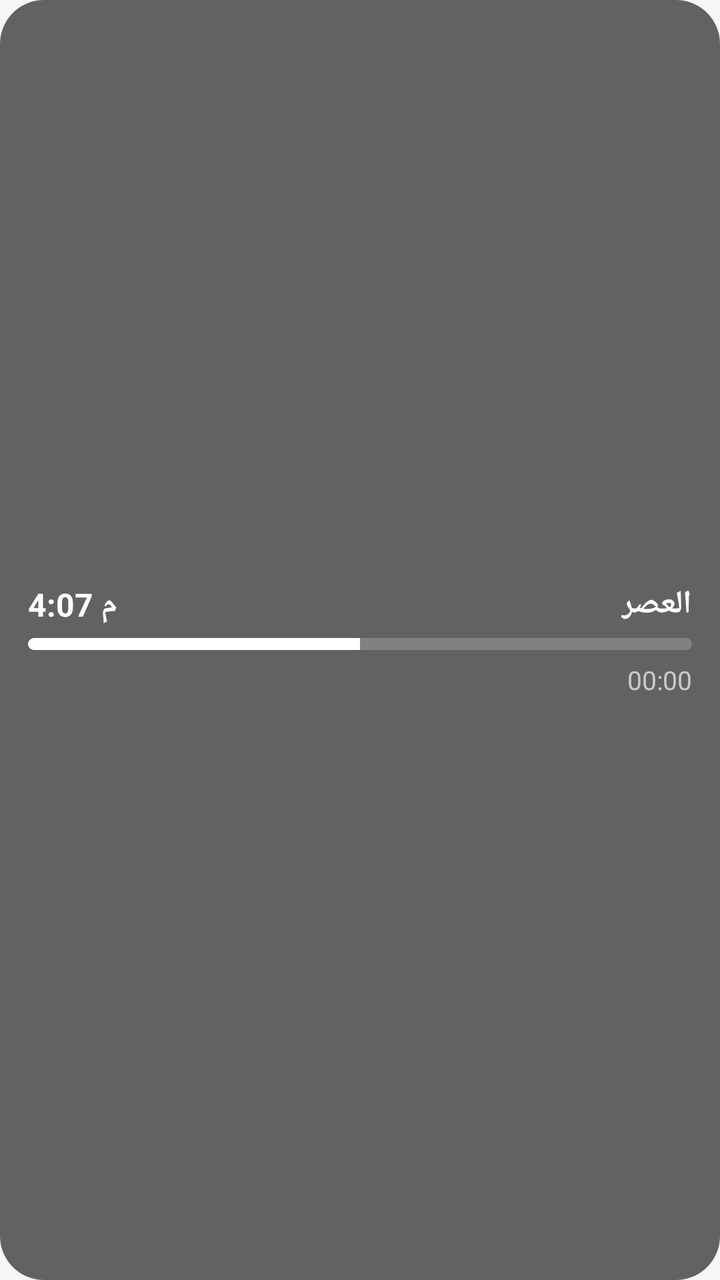
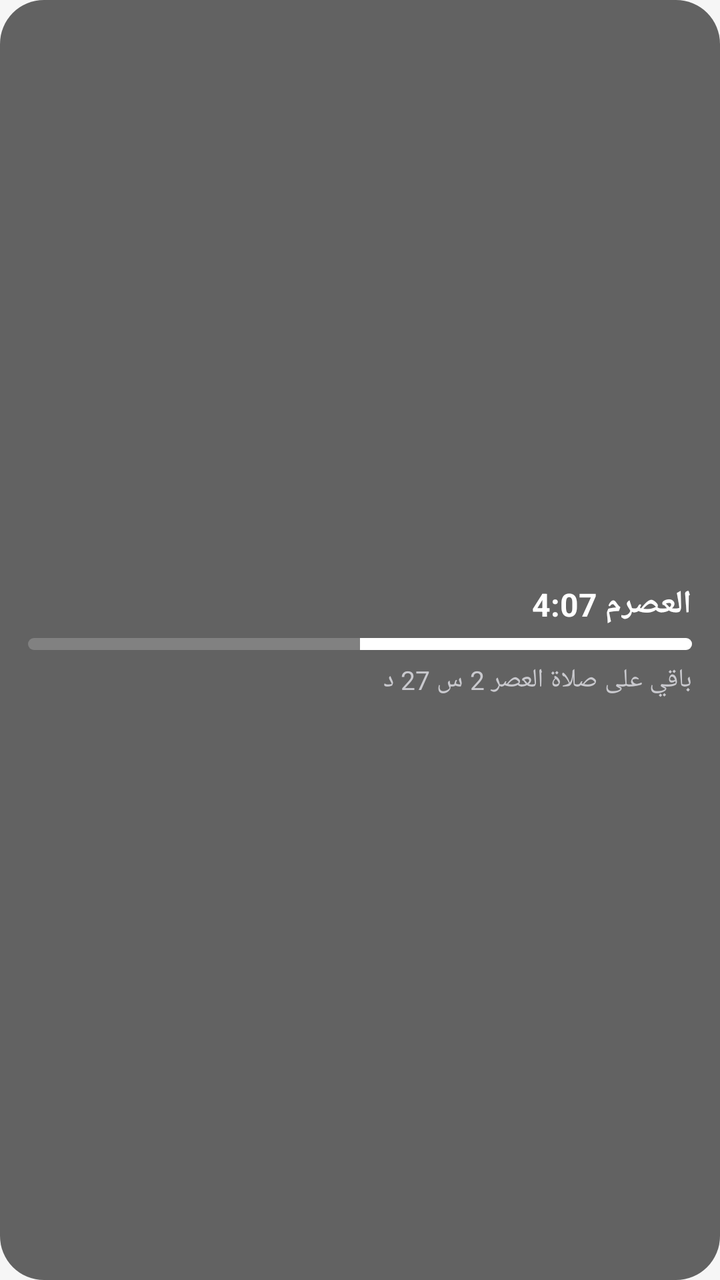

The first picture is an Android layout as it rendered before a commit; the second is the same layout after the commit. The layout source and the unified diff follow.
<!-- AndroidManifest.xml: application theme Theme.MyApplication -->
<!-- res/layout/facewidget_prayer.xml -->
<?xml version="1.0" encoding="utf-8"?>
<LinearLayout xmlns:android="http://schemas.android.com/apk/res/android"
    android:gravity="center_vertical"
    android:orientation="vertical"
    android:id="@+id/facewidget_root"
    android:background="@drawable/facewidget_bg"
    android:padding="14dp"
    android:layout_width="match_parent"
    android:layout_height="wrap_content"
    android:layoutDirection="rtl">
    <LinearLayout
        android:orientation="horizontal"
        android:layout_width="match_parent"
        android:layout_height="wrap_content">
        <TextView
            android:textSize="16sp"
            android:textStyle="bold"
            android:textColor="#ffffffff"
            android:id="@+id/facewidget_prayer_name"
            android:layout_width="wrap_content"
            android:layout_height="wrap_content"
            android:text="العصر"
            android:textDirection="locale"/>
        <TextView
            android:textSize="16sp"
            android:textStyle="bold"
            android:textColor="#ffffffff"
            android:gravity="left"
            android:id="@+id/facewidget_prayer_time"
            android:layout_width="0dp"
            android:layout_height="wrap_content"
            android:text="4:07 م"
            android:layout_weight="1"
            android:textDirection="locale"/>
    </LinearLayout>
    <ProgressBar
        android:id="@+id/facewidget_progress"
        android:layout_width="match_parent"
        android:layout_height="6dp"
        android:layout_marginTop="6dp"
        android:max="100"
        android:progress="50"
        android:progressDrawable="@drawable/widget_progress_white"
        android:layoutDirection="ltr"
        style="?android:attr/progressBarStyleHorizontal"/>
    <Chronometer
        android:textSize="13sp"
        android:textColor="#ffc9c9ce"
        android:gravity="right"
        android:id="@+id/facewidget_remaining"
        android:layout_width="match_parent"
        android:layout_height="wrap_content"
        android:layout_marginTop="6dp"
        android:text="باقي على صلاة العصر 2 س 27 د"
        android:textDirection="locale"/>
</LinearLayout>
<!-- resources referenced by this layout -->
<resources>
  <!-- drawable facewidget_bg (drawable) -->
  <?xml version="1.0" encoding="utf-8"?>
  <shape xmlns:android="http://schemas.android.com/apk/res/android" android:shape="rectangle">
      <corners android:radius="22dp" />
      <solid android:color="#99010101" />
  </shape>
  <!-- drawable widget_progress_white (drawable) -->
  <?xml version="1.0" encoding="utf-8"?>
  <layer-list xmlns:android="http://schemas.android.com/apk/res/android">
      <item android:id="@android:id/background">
          <shape android:shape="rectangle">
              <corners android:radius="8dp" />
              <solid android:color="#33FFFFFF" />
          </shape>
      </item>
      <item android:id="@android:id/progress">
          <clip>
              <shape android:shape="rectangle">
                  <corners android:radius="8dp" />
                  <solid android:color="#FFFFFFFF" />
              </shape>
          </clip>
      </item>
  </layer-list>
  <style name="Theme.MyApplication" parent="@android:style/Theme.DeviceDefault.NoActionBar">
          <item name="android:windowBackground">@color/splash_bg</item>
      </style>
  <color name="splash_bg">#FFF6F6F6</color>
</resources>

<!-- the commit's change to res/layout/facewidget_prayer.xml (unified diff, before → after) -->
@@ -1,56 +1,58 @@
 <?xml version="1.0" encoding="utf-8"?>
 <LinearLayout xmlns:android="http://schemas.android.com/apk/res/android"
-    android:gravity="center_vertical"
-    android:orientation="vertical"
     android:id="@+id/facewidget_root"
-    android:background="@drawable/facewidget_bg"
-    android:padding="14dp"
     android:layout_width="match_parent"
     android:layout_height="wrap_content"
-    android:layoutDirection="rtl">
+    android:orientation="vertical"
+    android:gravity="center_vertical"
+    android:padding="14dp"
+    android:layoutDirection="rtl"
+    android:background="@drawable/facewidget_bg">
+
     <LinearLayout
-        android:orientation="horizontal"
         android:layout_width="match_parent"
-        android:layout_height="wrap_content">
+        android:layout_height="wrap_content"
+        android:orientation="horizontal">
         <TextView
-            android:textSize="16sp"
-            android:textStyle="bold"
-            android:textColor="#ffffffff"
             android:id="@+id/facewidget_prayer_name"
             android:layout_width="wrap_content"
             android:layout_height="wrap_content"
             android:text="العصر"
-            android:textDirection="locale"/>
-        <TextView
+            android:textColor="#FFFFFFFF"
             android:textSize="16sp"
             android:textStyle="bold"
-            android:textColor="#ffffffff"
-            android:gravity="left"
+            android:textDirection="locale" />
+        <TextView
             android:id="@+id/facewidget_prayer_time"
             android:layout_width="0dp"
+            android:layout_weight="1"
             android:layout_height="wrap_content"
+            android:gravity="end"
             android:text="4:07 م"
-            android:layout_weight="1"
-            android:textDirection="locale"/>
+            android:textColor="#FFFFFFFF"
+            android:textSize="16sp"
+            android:textStyle="bold"
+            android:textDirection="locale" />
     </LinearLayout>
+
     <ProgressBar
         android:id="@+id/facewidget_progress"
+        style="?android:attr/progressBarStyleHorizontal"
         android:layout_width="match_parent"
         android:layout_height="6dp"
         android:layout_marginTop="6dp"
         android:max="100"
         android:progress="50"
-        android:progressDrawable="@drawable/widget_progress_white"
-        android:layoutDirection="ltr"
-        style="?android:attr/progressBarStyleHorizontal"/>
-    <Chronometer
-        android:textSize="13sp"
-        android:textColor="#ffc9c9ce"
-        android:gravity="right"
+        android:progressDrawable="@drawable/widget_progress_white" />
+
+    <TextView
         android:id="@+id/facewidget_remaining"
         android:layout_width="match_parent"
         android:layout_height="wrap_content"
         android:layout_marginTop="6dp"
+        android:gravity="right"
         android:text="باقي على صلاة العصر 2 س 27 د"
-        android:textDirection="locale"/>
+        android:textColor="#FFC9C9CE"
+        android:textSize="13sp"
+        android:textDirection="locale" />
 </LinearLayout>
